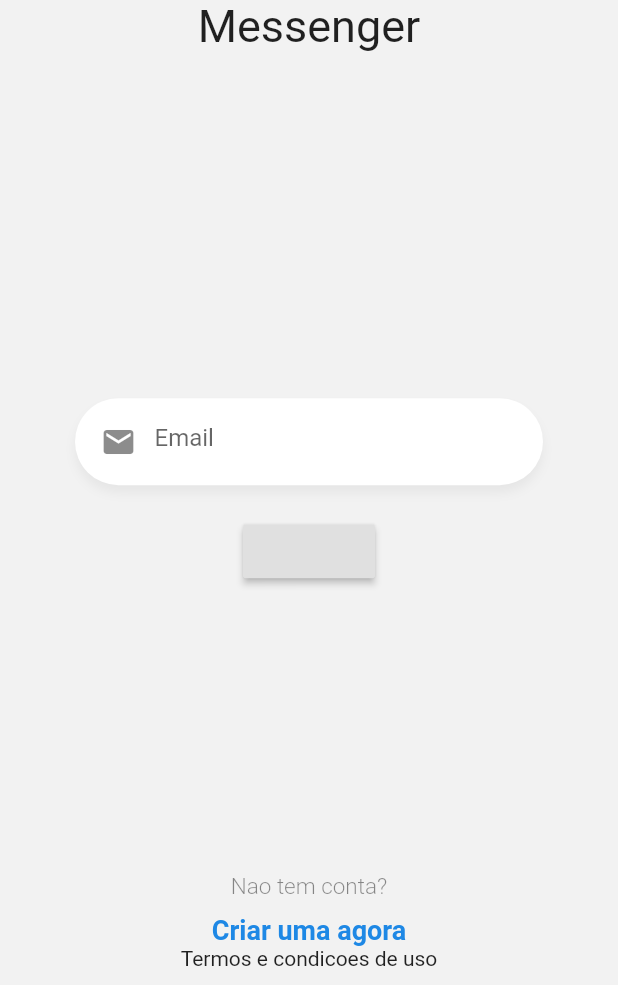
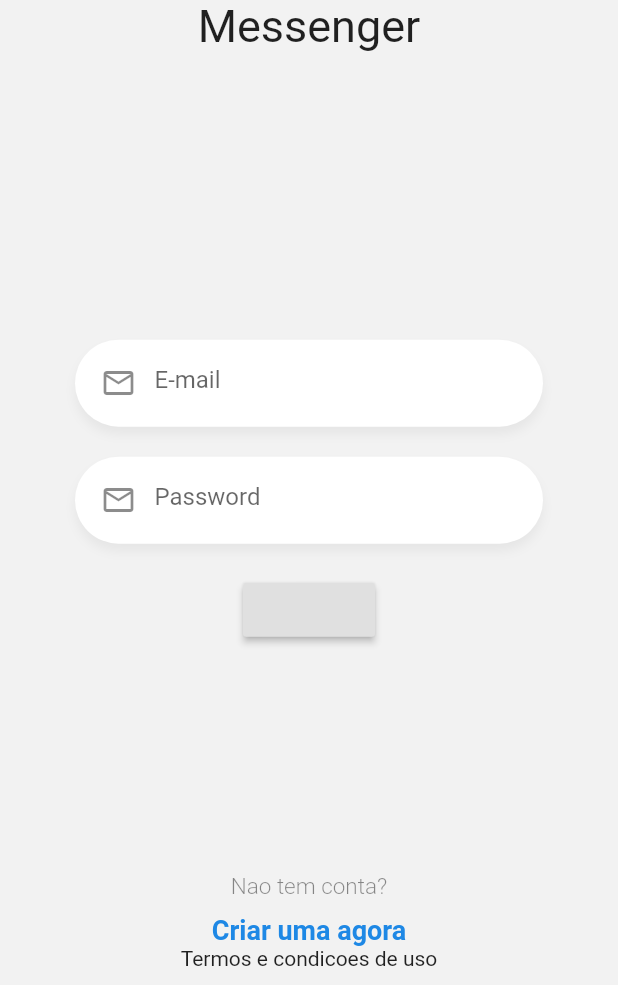
Before and after one commit to eliezerantonio/flutter-avancado, a Flutter app: the screen it shows after launch, on a phone screen of 412 x 824 dp, the part 251-1236 px from its top. Run offline on Flutter 3.47's test engine with Material 2 defaults, Android fonts, the phone set to English and light mode, and no system bars; our stand-ins replace cloud_firestore, firebase_auth, pie_chart, socket_io_client; accounts and stored records are empty.

Commit message:
custom editing3

```diff
--- a/chat_flutter/lib/pages/login_page.dart
+++ b/chat_flutter/lib/pages/login_page.dart
@@ -57,6 +57,8 @@ class _Form extends StatefulWidget {
 }
 
 class __FormState extends State<_Form> {
+  final _emailController = TextEditingController();
+  final _passwordController = TextEditingController();
   @override
   Widget build(BuildContext context) {
     return Container(
@@ -64,7 +66,18 @@ class __FormState extends State<_Form> {
       padding: EdgeInsets.symmetric(horizontal: 50),
       child: Column(
         children: [
-          CustomInput(),
+          CustomInput(
+            icon: Icons.email_outlined,
+            placeholder: 'E-mail',
+            textController: _emailController,
+            keyboardType: TextInputType.emailAddress,
+          ),
+          CustomInput(
+            icon: Icons.email_outlined,
+            placeholder: 'Password',
+            textController: _passwordController,
+            keyboardType: TextInputType.emailAddress,
+          ),
           RaisedButton(
             onPressed: () {},
           )
--- a/chat_flutter/lib/widegts/custom_input.dart
+++ b/chat_flutter/lib/widegts/custom_input.dart
@@ -1,7 +1,20 @@
 import 'package:flutter/material.dart';
 
 class CustomInput extends StatelessWidget {
-  const CustomInput({Key key}) : super(key: key);
+  const CustomInput({
+    Key key,
+    @required this.icon,
+    @required this.placeholder,
+    @required this.textController,
+    this.keyboardType = TextInputType.text,
+    this.isPassword = false,
+  }) : super(key: key);
+
+  final IconData icon;
+  final String placeholder;
+  final TextEditingController textController;
+  final TextInputType keyboardType;
+  final bool isPassword;
 
   @override
   Widget build(BuildContext context) {
@@ -13,20 +26,23 @@ class CustomInput extends StatelessWidget {
         borderRadius: BorderRadius.circular(30),
         boxShadow: [
           BoxShadow(
-              color: Colors.black.withOpacity(0.05),
-              offset: Offset(0, 5),
-              blurRadius: 5)
+            color: Colors.black.withOpacity(0.05),
+            offset: Offset(0, 5),
+            blurRadius: 5,
+          )
         ],
       ),
       child: TextField(
+        controller: textController,
         autocorrect: false,
         keyboardType: TextInputType.emailAddress,
-        // obscureText: true,
+        obscureText: isPassword,
         decoration: InputDecoration(
-            prefixIcon: Icon(Icons.email),
-            focusedBorder: InputBorder.none,
-            hintText: 'Email',
-            border: InputBorder.none),
+          prefixIcon: Icon(icon),
+          focusedBorder: InputBorder.none,
+          hintText: placeholder,
+          border: InputBorder.none,
+        ),
       ),
     );
   }
```
